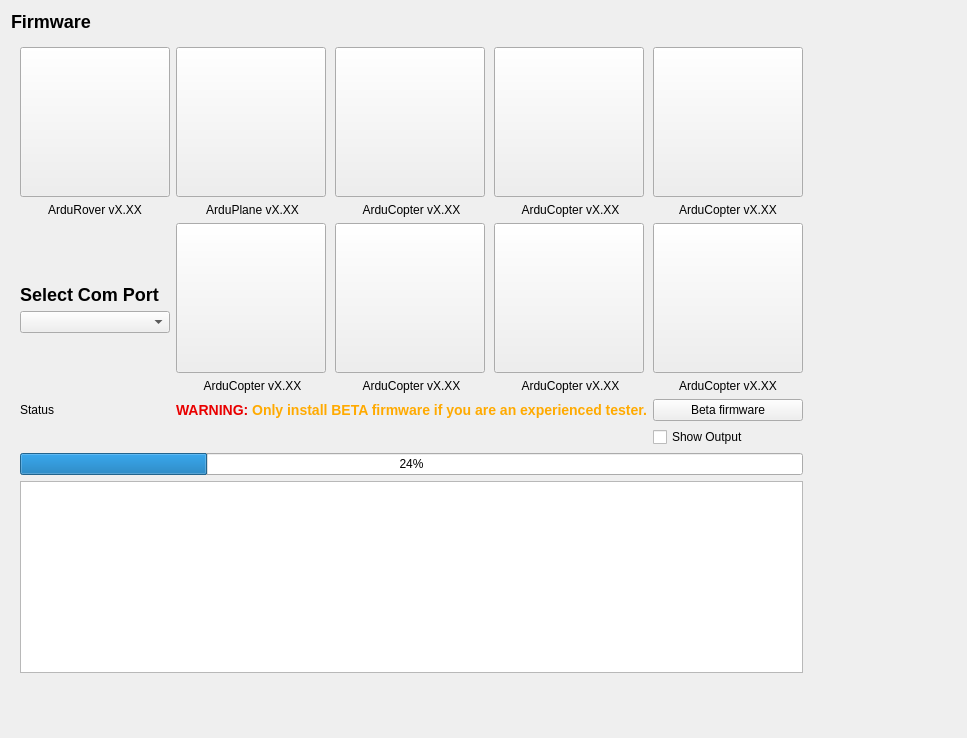
Old version of the form src/ui/configuration/ApmFirmwareConfig.ui in the repository ArduPilot/apm_planner.
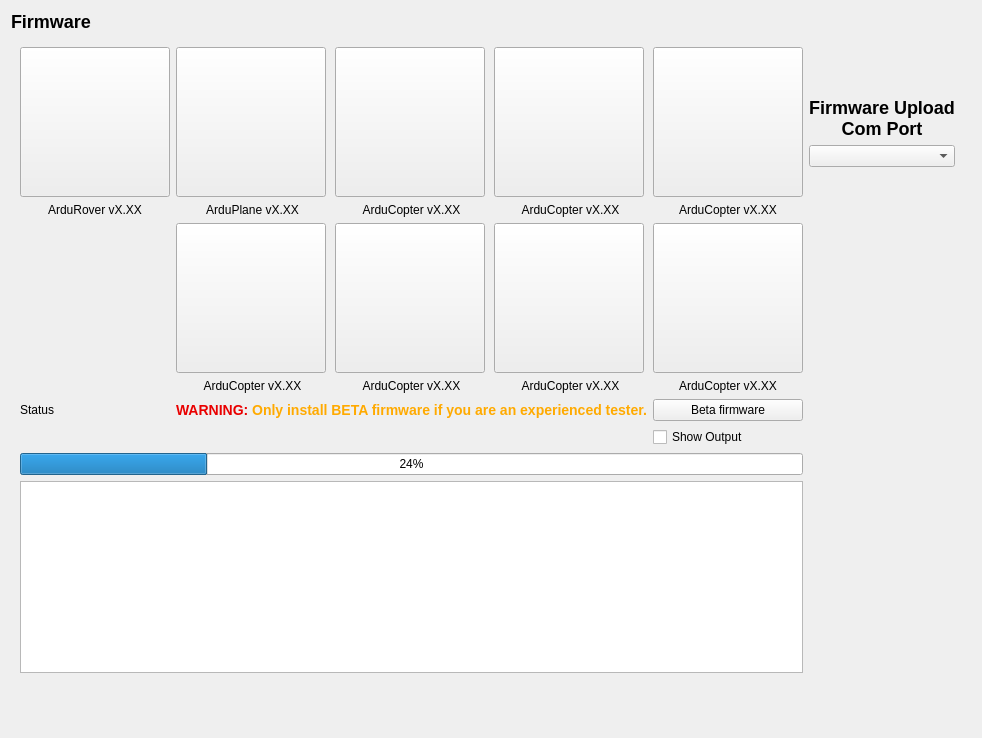
New version of the form. The open tabs and pages were chosen to show the change. Icons and pictures are not drawn.

Commit message: Change so both Firmware and Terminal screens use serial port name information to make it easier to identify the proper port

What changed in the file:
```diff
--- a/src/ui/configuration/ApmFirmwareConfig.ui
+++ b/src/ui/configuration/ApmFirmwareConfig.ui
@@ -9,7 +9,7 @@
    <rect>
     <x>0</x>
     <y>0</y>
-    <width>967</width>
+    <width>982</width>
     <height>738</height>
    </rect>
   </property>
@@ -32,7 +32,57 @@
      <widget class="QWidget" name="page">
       <layout class="QVBoxLayout" name="verticalLayout_11">
        <item>
-        <layout class="QGridLayout" name="gridLayout" columnstretch="0,0,0,0,0,2">
+        <layout class="QGridLayout" name="gridLayout" columnstretch="0,0,0,0,0,0,0">
+         <item row="2" column="0">
+          <widget class="QLabel" name="statusLabel">
+           <property name="text">
+            <string>Status</string>
+           </property>
+          </widget>
+         </item>
+         <item row="0" column="1">
+          <layout class="QVBoxLayout" name="verticalLayout_2">
+           <item>
+            <widget class="QPushButton" name="planePushButton">
+             <property name="minimumSize">
+              <size>
+               <width>150</width>
+               <height>150</height>
+              </size>
+             </property>
+             <property name="maximumSize">
+              <size>
+               <width>150</width>
+               <height>150</height>
+              </size>
+             </property>
+             <property name="text">
+              <string/>
+             </property>
+             <property name="icon">
+              <iconset resource="../../../qgroundcontrol.qrc">
+               <normaloff>:/files/images/firmware/plane.png</normaloff>:/files/images/firmware/plane.png</iconset>
+             </property>
+             <property name="iconSize">
+              <size>
+               <width>150</width>
+               <height>150</height>
+              </size>
+             </property>
+            </widget>
+           </item>
+           <item>
+            <widget class="QLabel" name="planeLabel">
+             <property name="text">
+              <string>ArduPlane vX.XX</string>
+             </property>
+             <property name="alignment">
+              <set>Qt::AlignCenter</set>
+             </property>
+            </widget>
+           </item>
+          </layout>
+         </item>
          <item row="1" column="3">
           <layout class="QVBoxLayout" name="verticalLayout_5">
            <item>
@@ -76,65 +126,6 @@
            </item>
           </layout>
          </item>
-         <item row="1" column="0">
-          <layout class="QVBoxLayout" name="verticalLayout_10">
-           <item>
-            <spacer name="verticalSpacer_2">
-             <property name="orientation">
-              <enum>Qt::Vertical</enum>
-             </property>
-             <property name="sizeHint" stdset="0">
-              <size>
-               <width>20</width>
-               <height>40</height>
-              </size>
-             </property>
-            </spacer>
-           </item>
-           <item>
-            <widget class="QLabel" name="label_2">
-             <property name="text">
-              <string>&lt;h2&gt;Select Com Port&lt;/h2&gt;</string>
-             </property>
-            </widget>
-           </item>
-           <item>
-            <widget class="QComboBox" name="linkComboBox">
-             <property name="sizePolicy">
-              <sizepolicy hsizetype="Expanding" vsizetype="Fixed">
-               <horstretch>0</horstretch>
-               <verstretch>0</verstretch>
-              </sizepolicy>
-             </property>
-             <property name="minimumSize">
-              <size>
-               <width>123</width>
-               <height>0</height>
-              </size>
-             </property>
-             <property name="maximumSize">
-              <size>
-               <width>220</width>
-               <height>32</height>
-              </size>
-             </property>
-            </widget>
-           </item>
-           <item>
-            <spacer name="verticalSpacer">
-             <property name="orientation">
-              <enum>Qt::Vertical</enum>
-             </property>
-             <property name="sizeHint" stdset="0">
-              <size>
-               <width>20</width>
-               <height>40</height>
-              </size>
-             </property>
-            </spacer>
-           </item>
-          </layout>
-         </item>
          <item row="3" column="4">
           <widget class="QCheckBox" name="showOutputCheckBox">
            <property name="text">
@@ -155,13 +146,6 @@
            </property>
           </widget>
          </item>
-         <item row="2" column="0">
-          <widget class="QLabel" name="statusLabel">
-           <property name="text">
-            <string>Status</string>
-           </property>
-          </widget>
-         </item>
          <item row="4" column="0" colspan="5">
           <widget class="QProgressBar" name="progressBar">
            <property name="value">
@@ -265,49 +249,6 @@
            </item>
           </layout>
          </item>
-         <item row="0" column="1">
-          <layout class="QVBoxLayout" name="verticalLayout_2">
-           <item>
-            <widget class="QPushButton" name="planePushButton">
-             <property name="minimumSize">
-              <size>
-               <width>150</width>
-               <height>150</height>
-              </size>
-             </property>
-             <property name="maximumSize">
-              <size>
-               <width>150</width>
-               <height>150</height>
-              </size>
-             </property>
-             <property name="text">
-              <string/>
-             </property>
-             <property name="icon">
-              <iconset resource="../../../qgroundcontrol.qrc">
-               <normaloff>:/files/images/firmware/plane.png</normaloff>:/files/images/firmware/plane.png</iconset>
-             </property>
-             <property name="iconSize">
-              <size>
-               <width>150</width>
-               <height>150</height>
-              </size>
-             </property>
-            </widget>
-           </item>
-           <item>
-            <widget class="QLabel" name="planeLabel">
-             <property name="text">
-              <string>ArduPlane vX.XX</string>
-             </property>
-             <property name="alignment">
-              <set>Qt::AlignCenter</set>
-             </property>
-            </widget>
-           </item>
-          </layout>
-         </item>
          <item row="1" column="2">
           <layout class="QVBoxLayout" name="verticalLayout_4">
            <item>
@@ -523,7 +464,7 @@
            </item>
           </layout>
          </item>
-         <item row="0" column="5">
+         <item row="0" column="6">
           <spacer name="horizontalSpacer">
            <property name="orientation">
             <enum>Qt::Horizontal</enum>
@@ -536,6 +477,71 @@
            </property>
           </spacer>
          </item>
+         <item row="0" column="5">
+          <layout class="QVBoxLayout" name="verticalLayout_10">
+           <item>
+            <spacer name="verticalSpacer_2">
+             <property name="orientation">
+              <enum>Qt::Vertical</enum>
+             </property>
+             <property name="sizeHint" stdset="0">
+              <size>
+               <width>20</width>
+               <height>40</height>
+              </size>
+             </property>
+            </spacer>
+           </item>
+           <item>
+            <widget class="QLabel" name="label_2">
+             <property name="text">
+              <string>&lt;h2&gt;Firmware Upload&lt;br&gt;Com Port&lt;/h2&gt;</string>
+             </property>
+             <property name="alignment">
+              <set>Qt::AlignCenter</set>
+             </property>
+             <property name="wordWrap">
+              <bool>false</bool>
+             </property>
+            </widget>
+           </item>
+           <item>
+            <widget class="QComboBox" name="linkComboBox">
+             <property name="sizePolicy">
+              <sizepolicy hsizetype="Expanding" vsizetype="Fixed">
+               <horstretch>0</horstretch>
+               <verstretch>0</verstretch>
+              </sizepolicy>
+             </property>
+             <property name="minimumSize">
+              <size>
+               <width>123</width>
+               <height>0</height>
+              </size>
+             </property>
+             <property name="maximumSize">
+              <size>
+               <width>220</width>
+               <height>32</height>
+              </size>
+             </property>
+            </widget>
+           </item>
+           <item>
+            <spacer name="verticalSpacer">
+             <property name="orientation">
+              <enum>Qt::Vertical</enum>
+             </property>
+             <property name="sizeHint" stdset="0">
+              <size>
+               <width>20</width>
+               <height>40</height>
+              </size>
+             </property>
+            </spacer>
+           </item>
+          </layout>
+         </item>
         </layout>
        </item>
       </layout>
```
The commit also changes 2 other files.
